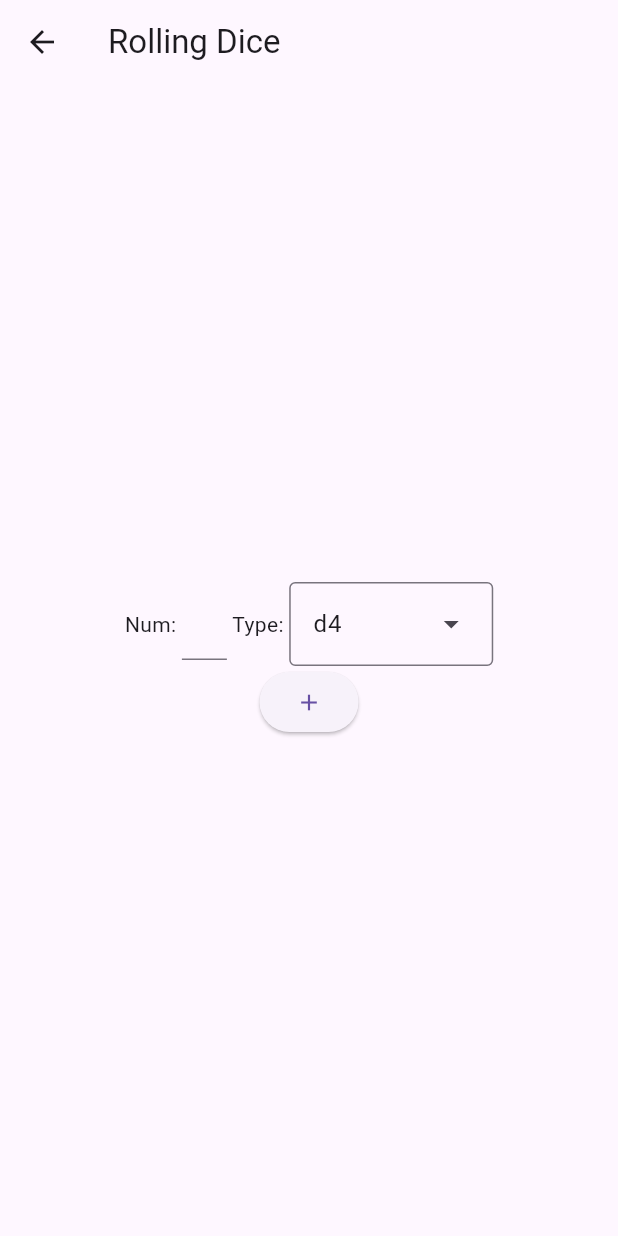
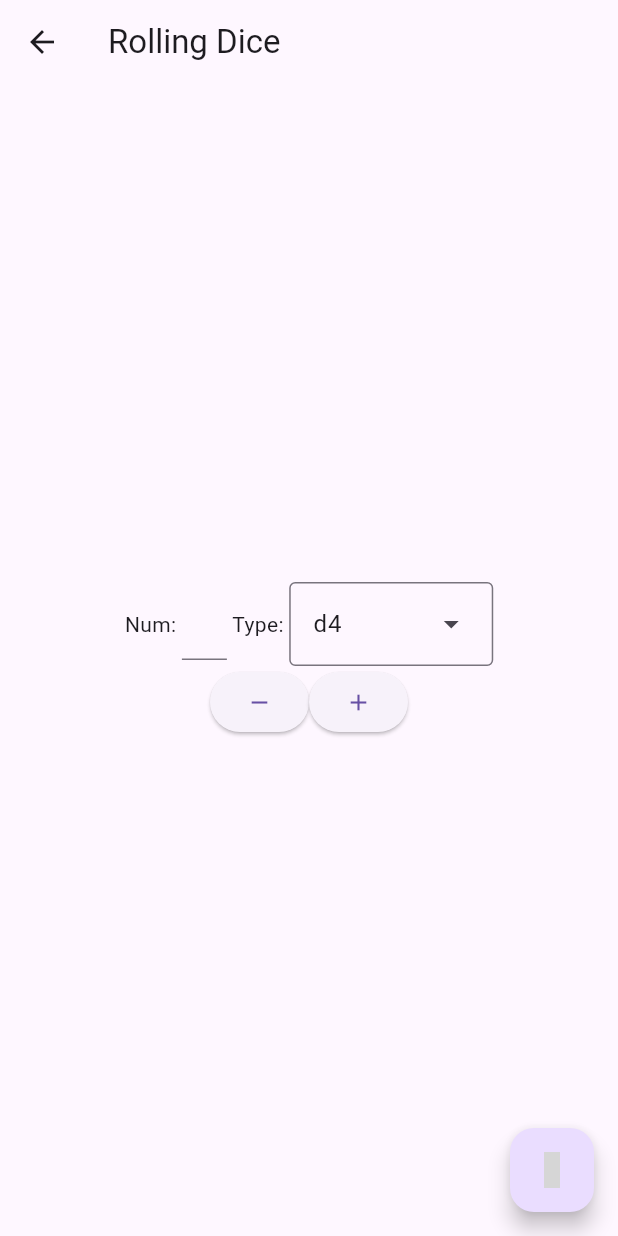
Before and after one commit to williamjsladek/Turbulent_Decisions, a Flutter app: the Dice screen opened directly, on a phone screen of 412 x 824 dp. Run offline on Flutter 3.47's test engine with Material 3 defaults, Android fonts, the phone set to English and light mode, and no system bars; missing offline and left inert: dice_icons; grey boxes are pictures that could not be loaded.

Commit message:
UX done, just need to implement rolling dice

```diff
--- a/lib/dice.dart
+++ b/lib/dice.dart
@@ -1,5 +1,7 @@
 import 'package:flutter/material.dart';
 import 'package:flutter/services.dart';
+import 'package:dice_icons/dice_icons.dart';
+import 'dart:developer';
 
 const List<String> list = <String>["d4", "d6", "d8", "d10", "d12", "d20"];
 
@@ -12,6 +14,7 @@ class Dice extends StatefulWidget {
 
 class _Dice extends State<Dice> {
   int diceCount = 1;
+  List<Widget> diceRollList = List.generate(1, (int i) => const DiceRoll());
 
   @override
   Widget build(BuildContext context) {
@@ -28,11 +31,22 @@ class _Dice extends State<Dice> {
              shrinkWrap: true,
              children: diceRollList,
            ),
-           ElevatedButton(onPressed: addDiceField, child: const Icon(Icons.add)),
+           Row(
+             mainAxisAlignment: MainAxisAlignment.center,
+             children: <Widget>[
+               ElevatedButton(onPressed: removeDiceField, child: const Icon(Icons.remove)),
+               ElevatedButton(onPressed: addDiceField, child: const Icon(Icons.add)),
+             ],
+           )
+
          ],
         ),
 
-      )
+      ),
+      floatingActionButton: FloatingActionButton(
+        onPressed: roll,
+        child: const Icon(DiceIcons.dice1),
+      ),
     );
   }
 
@@ -41,6 +55,18 @@ class _Dice extends State<Dice> {
       diceCount += 1;
     });
   }
+
+  void removeDiceField() {
+    setState(() {
+      if (diceCount > 1) {
+        diceCount -= 1;
+      }
+    });
+  }
+
+  void roll() {
+    log("values: ${diceRollList[0]}");
+  }
 }
 
 class DiceRoll extends StatefulWidget {
@@ -48,6 +74,11 @@ class DiceRoll extends StatefulWidget {
 
   @override
   State<StatefulWidget> createState() => _DiceRoll();
+
+  int getRoll() {
+
+    return 1;
+  }
 }
 
 class _DiceRoll extends State<DiceRoll> {
--- a/pubspec.yaml
+++ b/pubspec.yaml
@@ -35,6 +35,7 @@ dependencies:
   # The following adds the Cupertino Icons font to your application.
   # Use with the CupertinoIcons class for iOS style icons.
   cupertino_icons: ^1.0.2
+  dice_icons: ^0.1.5
 
 dev_dependencies:
   flutter_test:
```
Also changed, not shown: pubspec.lock.
